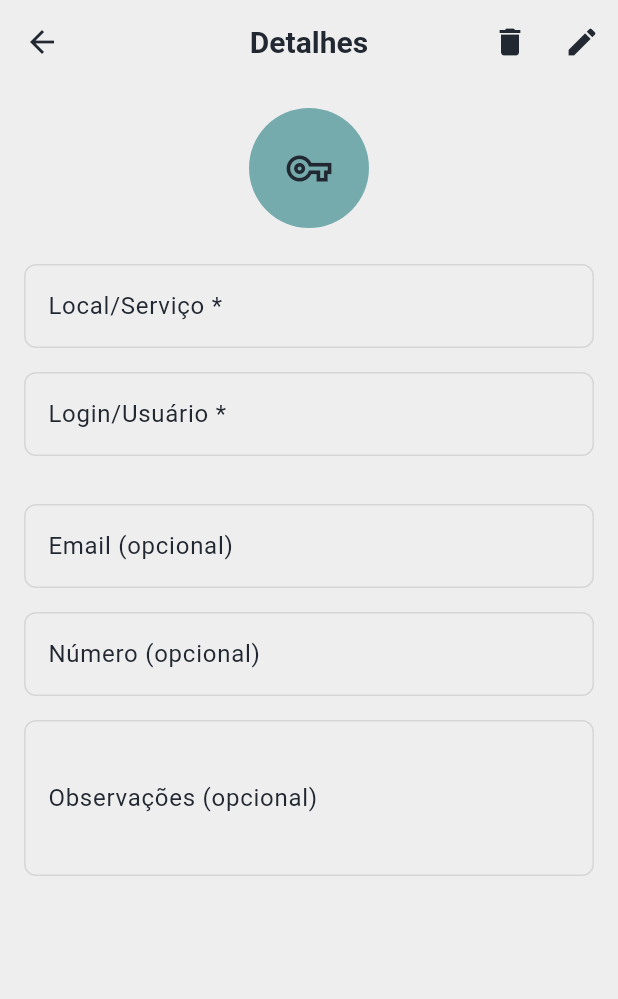
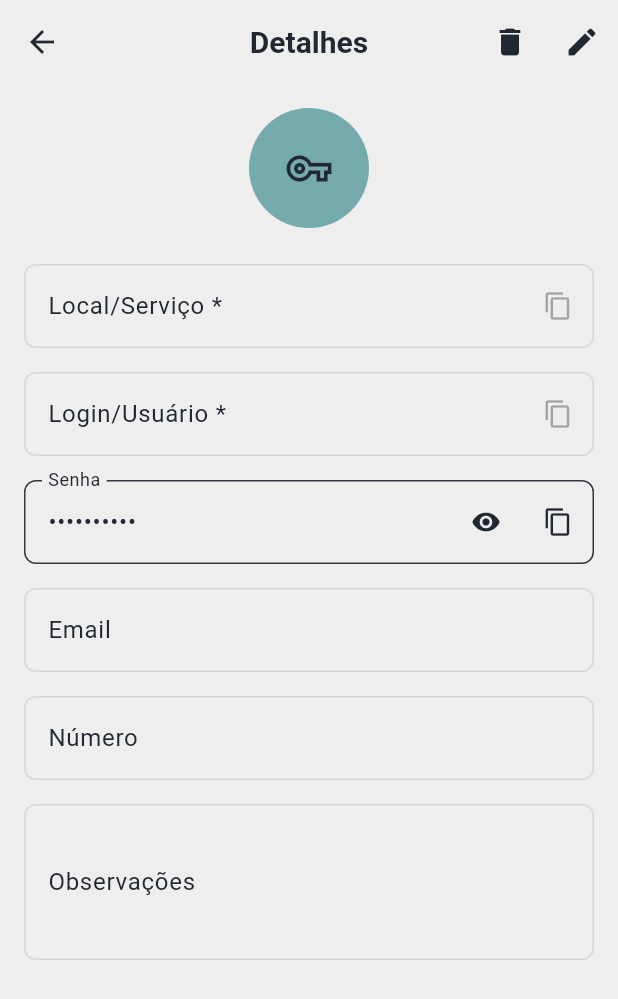
Before and after one commit to viniciusmecosta/KeyBudget, a Flutter app: the CredentialDetailScreen screen opened directly with empty values, on a phone screen of 412 x 824 dp. Shown: the top 999 px of the screen. Run offline on Flutter 3.47's test engine with Material 3 defaults, Android fonts, the phone set to English and light mode, and no system bars; our stand-ins replace csv, file_picker, fl_chart, flutter_dotenv, flutter_secure_storage, image_picker and 3 more; missing offline and left inert: encrypt, file_saver; accounts and stored records are empty; statements that could not run were skipped.

Commit message:
feat: copy pass and email

```diff
--- a/lib/features/credentials/view/credential_detail_screen.dart
+++ b/lib/features/credentials/view/credential_detail_screen.dart
@@ -1,5 +1,6 @@
 import 'dart:io';
 import 'package:flutter/material.dart';
+import 'package:flutter/services.dart';
 import 'package:key_budget/core/models/credential_model.dart';
 import 'package:key_budget/features/credentials/view/widgets/logo_picker.dart';
 import 'package:key_budget/features/credentials/viewmodel/credential_viewmodel.dart';
@@ -24,6 +25,8 @@ class _CredentialDetailScreenState extends State<CredentialDetailScreen> {
   String? _logoPath;
   bool _isEditing = false;
   bool _isSaving = false;
+  bool _isPasswordVisible = false;
+  late String _decryptedPassword;
 
   @override
   void initState() {
@@ -37,6 +40,10 @@ class _CredentialDetailScreenState extends State<CredentialDetailScreen> {
         TextEditingController(text: widget.credential.phoneNumber);
     _notesController = TextEditingController(text: widget.credential.notes);
     _logoPath = widget.credential.logoPath;
+
+    _decryptedPassword =
+        Provider.of<CredentialViewModel>(context, listen: false)
+            .decryptPassword(widget.credential.encryptedPassword);
   }
 
   @override
@@ -48,6 +55,13 @@ class _CredentialDetailScreenState extends State<CredentialDetailScreen> {
     _phoneController.dispose();
     _notesController.dispose();
     super.dispose();
+  }
+
+  void _copyToClipboard(String text) {
+    Clipboard.setData(ClipboardData(text: text));
+    ScaffoldMessenger.of(context).showSnackBar(
+      const SnackBar(content: Text('Copiado para a área de transferência!')),
+    );
   }
 
   void _saveChanges() {
@@ -156,7 +170,16 @@ class _CredentialDetailScreenState extends State<CredentialDetailScreen> {
               const SizedBox(height: 24),
               TextFormField(
                 controller: _locationController,
-                decoration: const InputDecoration(labelText: 'Local/Serviço *'),
+                decoration: InputDecoration(
+                  labelText: 'Local/Serviço *',
+                  suffixIcon: !_isEditing
+                      ? IconButton(
+                          icon: const Icon(Icons.copy, size: 20),
+                          onPressed: () =>
+                              _copyToClipboard(_locationController.text),
+                        )
+                      : null,
+                ),
                 enabled: _isEditing,
                 validator: (value) =>
                     value!.isEmpty ? 'Campo obrigatório' : null,
@@ -164,7 +187,16 @@ class _CredentialDetailScreenState extends State<CredentialDetailScreen> {
               const SizedBox(height: 16),
               TextFormField(
                 controller: _loginController,
-                decoration: const InputDecoration(labelText: 'Login/Usuário *'),
+                decoration: InputDecoration(
+                  labelText: 'Login/Usuário *',
+                  suffixIcon: !_isEditing
+                      ? IconButton(
+                          icon: const Icon(Icons.copy, size: 20),
+                          onPressed: () =>
+                              _copyToClipboard(_loginController.text),
+                        )
+                      : null,
+                ),
                 enabled: _isEditing,
                 validator: (value) =>
                     value!.isEmpty ? 'Campo obrigatório' : null,
@@ -177,28 +209,82 @@ class _CredentialDetailScreenState extends State<CredentialDetailScreen> {
                       labelText:
                           'Nova Senha (deixe em branco para não alterar)'),
                   obscureText: true,
+                )
+              else
+                TextFormField(
+                  readOnly: true,
+                  controller: TextEditingController(
+                      text: _isPasswordVisible
+                          ? _decryptedPassword
+                          : '••••••••••'),
+                  obscureText: !_isPasswordVisible,
+                  decoration: InputDecoration(
+                    labelText: 'Senha',
+                    suffixIcon: Row(
+                      mainAxisSize: MainAxisSize.min,
+                      children: [
+                        IconButton(
+                          icon: Icon(
+                              _isPasswordVisible
+                                  ? Icons.visibility_off
+                                  : Icons.visibility,
+                              size: 20),
+                          onPressed: () => setState(
+                              () => _isPasswordVisible = !_isPasswordVisible),
+                        ),
+                        IconButton(
+                          icon: const Icon(Icons.copy, size: 20),
+                          onPressed: () => _copyToClipboard(_decryptedPassword),
+                        ),
+                      ],
+                    ),
+                  ),
                 ),
               const SizedBox(height: 16),
               TextFormField(
                 controller: _emailController,
-                decoration:
-                    const InputDecoration(labelText: 'Email (opcional)'),
+                decoration: InputDecoration(
+                  labelText: 'Email',
+                  suffixIcon: !_isEditing && _emailController.text.isNotEmpty
+                      ? IconButton(
+                          icon: const Icon(Icons.copy, size: 20),
+                          onPressed: () =>
+                              _copyToClipboard(_emailController.text),
+                        )
+                      : null,
+                ),
                 enabled: _isEditing,
                 keyboardType: TextInputType.emailAddress,
               ),
               const SizedBox(height: 16),
               TextFormField(
                 controller: _phoneController,
-                decoration:
-                    const InputDecoration(labelText: 'Número (opcional)'),
+                decoration: InputDecoration(
+                  labelText: 'Número',
+                  suffixIcon: !_isEditing && _phoneController.text.isNotEmpty
+                      ? IconButton(
+                          icon: const Icon(Icons.copy, size: 20),
+                          onPressed: () =>
+                              _copyToClipboard(_phoneController.text),
+                        )
+                      : null,
+                ),
                 enabled: _isEditing,
                 keyboardType: TextInputType.phone,
               ),
               const SizedBox(height: 16),
               TextFormField(
                 controller: _notesController,
-                decoration:
-                    const InputDecoration(labelText: 'Observações (opcional)'),
+                decoration: InputDecoration(
+                  labelText: 'Observações',
+                  suffixIcon: !_isEditing && _notesController.text.isNotEmpty
+                      ? IconButton(
+                          icon: const Icon(Icons.copy, size: 20),
+                          onPressed: () =>
+                              _copyToClipboard(_notesController.text),
+                        )
+                      : null,
+                ),
                 enabled: _isEditing,
                 maxLines: 3,
               ),
```
